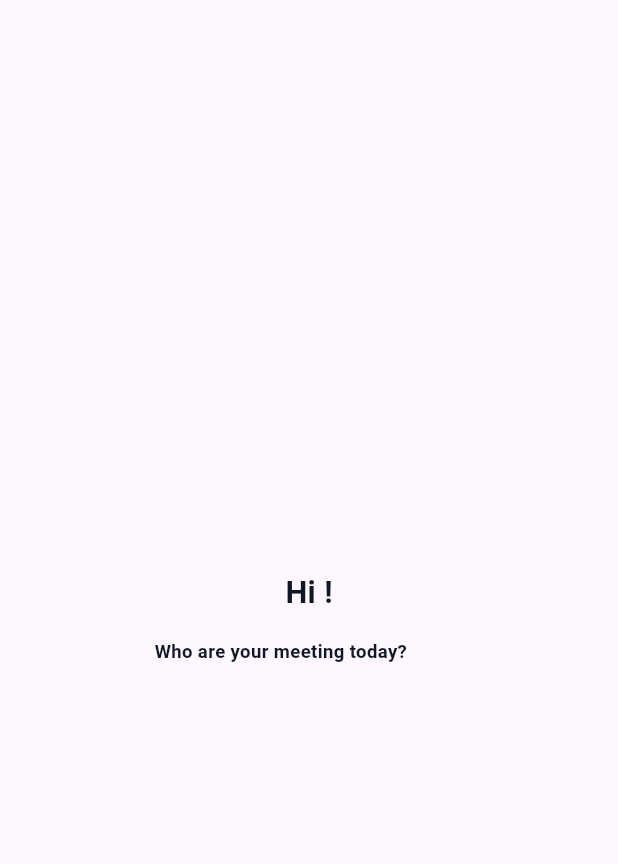
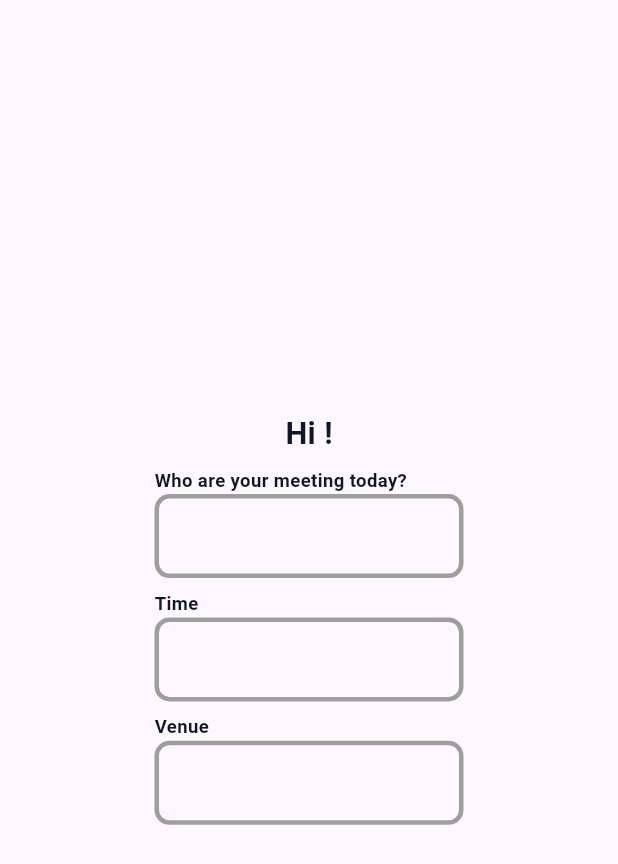
Before and after one commit to aqilgits/ipad_qr_scan_frontend, a Flutter app: the RegisterPage2 screen opened directly with empty values, on a phone screen of 412 x 824 dp. Shown: the top 864 px of the screen. Run offline on Flutter 3.47's test engine with Material 2 defaults, Android fonts, the light colour scheme and no system bars; our stand-ins replace flutter_svg, image_picker; missing offline and left inert: mobile_scanner.

Commit message:
dummy meeting registration page

```diff
--- a/lib/pages/registerPage2.dart
+++ b/lib/pages/registerPage2.dart
@@ -28,7 +28,7 @@ class _RegisterPage2State extends State<RegisterPage2> {
                 fontWeight: FontWeight.bold),
           ),
           SizedBox(
-            height: MediaQuery.of(context).size.height * .02,
+            height: MediaQuery.of(context).size.height * .01,
           ),
           Container(
             width: MediaQuery.of(context).size.width * .5,
@@ -43,7 +43,88 @@ class _RegisterPage2State extends State<RegisterPage2> {
           ),
           SizedBox(
             width: MediaQuery.of(context).size.width * .5,
-            // child: DropdownButton(items: visitors, onChanged: onChanged),
+            child: SizedBox(
+              width: MediaQuery.of(context).size.width * .5,
+              child: TextField(
+                decoration: InputDecoration(
+                  enabledBorder: OutlineInputBorder(
+                    borderSide: const BorderSide(width: 3, color: Colors.grey),
+                    borderRadius: BorderRadius.circular(10.0),
+                  ),
+                  focusedBorder: OutlineInputBorder(
+                    borderSide:
+                        const BorderSide(color: Color(0xFF00A19C), width: 3.0),
+                    borderRadius: BorderRadius.circular(10.0),
+                  ),
+                ),
+              ),
+            ),
+          ),
+          SizedBox(
+            height: MediaQuery.of(context).size.height * .01,
+          ),
+          Container(
+            width: MediaQuery.of(context).size.width * .5,
+            alignment: Alignment.centerLeft,
+            child: Text(
+              "Time",
+              style: TextStyle(
+                  color: const Color(0XFF101828),
+                  fontSize: MediaQuery.of(context).size.width * .03,
+                  fontWeight: FontWeight.bold),
+            ),
+          ),
+          SizedBox(
+            width: MediaQuery.of(context).size.width * .5,
+            child: SizedBox(
+              width: MediaQuery.of(context).size.width * .5,
+              child: TextField(
+                decoration: InputDecoration(
+                  enabledBorder: OutlineInputBorder(
+                    borderSide: const BorderSide(width: 3, color: Colors.grey),
+                    borderRadius: BorderRadius.circular(10.0),
+                  ),
+                  focusedBorder: OutlineInputBorder(
+                    borderSide:
+                        const BorderSide(color: Color(0xFF00A19C), width: 3.0),
+                    borderRadius: BorderRadius.circular(10.0),
+                  ),
+                ),
+              ),
+            ),
+          ),
+          SizedBox(
+            height: MediaQuery.of(context).size.height * .01,
+          ),
+          Container(
+            width: MediaQuery.of(context).size.width * .5,
+            alignment: Alignment.centerLeft,
+            child: Text(
+              "Venue",
+              style: TextStyle(
+                  color: const Color(0XFF101828),
+                  fontSize: MediaQuery.of(context).size.width * .03,
+                  fontWeight: FontWeight.bold),
+            ),
+          ),
+          SizedBox(
+            width: MediaQuery.of(context).size.width * .5,
+            child: SizedBox(
+              width: MediaQuery.of(context).size.width * .5,
+              child: TextField(
+                decoration: InputDecoration(
+                  enabledBorder: OutlineInputBorder(
+                    borderSide: const BorderSide(width: 3, color: Colors.grey),
+                    borderRadius: BorderRadius.circular(10.0),
+                  ),
+                  focusedBorder: OutlineInputBorder(
+                    borderSide:
+                        const BorderSide(color: Color(0xFF00A19C), width: 3.0),
+                    borderRadius: BorderRadius.circular(10.0),
+                  ),
+                ),
+              ),
+            ),
           ),
         ],
       )),
```
